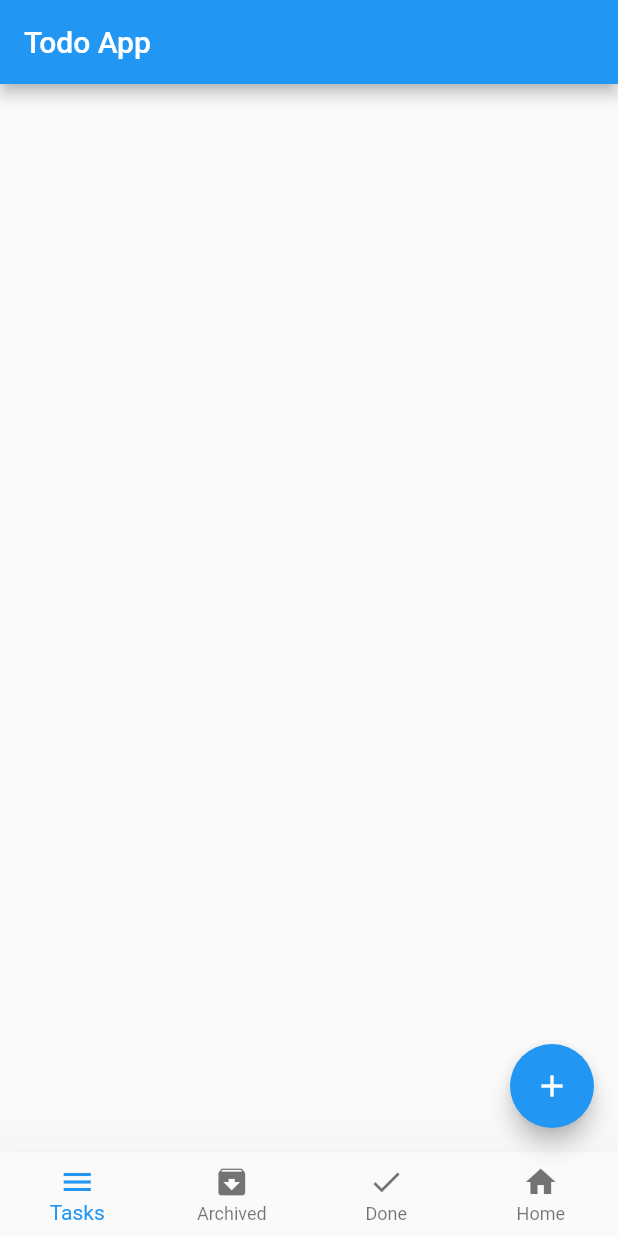
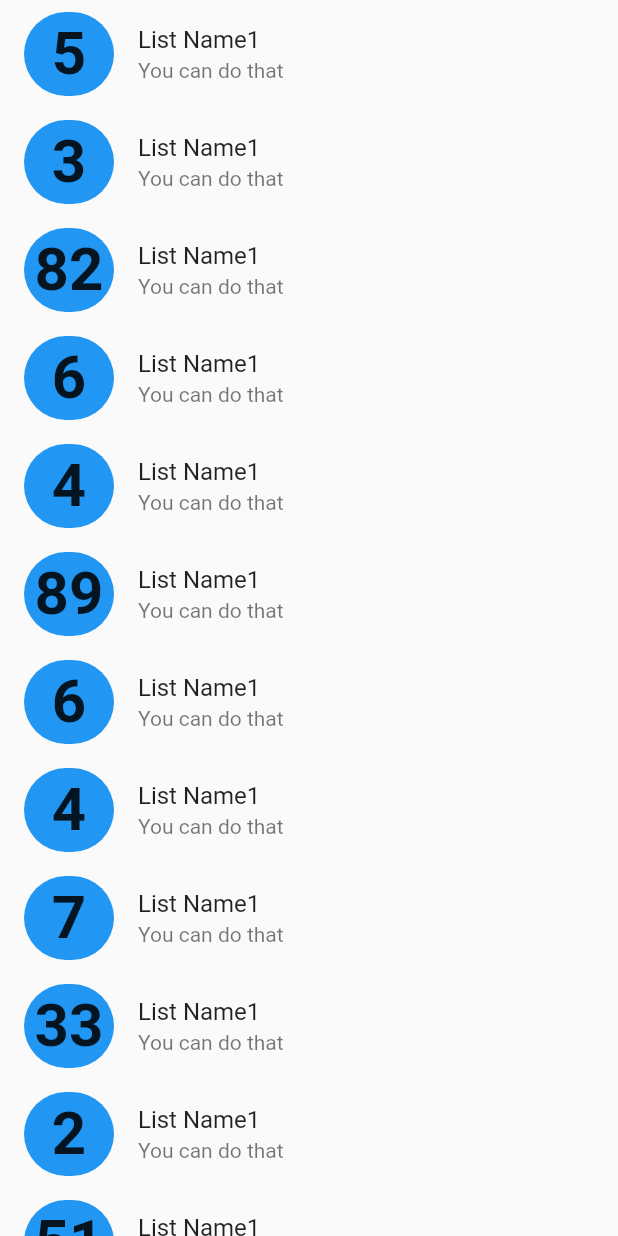
Before and after one commit to Abdalrhman-Abuwarda/auth_with_api, a Flutter app: the screen it shows after launch, on a phone screen of 412 x 824 dp. Run offline on Flutter 3.47's test engine with Material 2 defaults, Android fonts, the phone set to English and light mode, and no system bars; our stand-ins replace flutter_svg.

Commit message:
Expanded

```diff
--- /dev/null
+++ b/lib/listbulddre.dart
@@ -0,0 +1,53 @@
+import 'package:flutter/material.dart';
+
+class ListVii extends StatelessWidget {
+
+  @override
+  Widget build(BuildContext context) {
+    return Scaffold(
+      body: SafeArea(
+        child: Column(
+          children: [
+            Expanded(
+              child: ListView.builder(itemBuilder: (contex, index) {
+                return Widg(text: inn[index].toString(),
+                );
+              },
+              itemCount: inn.length,),
+            )
+          ],
+        ),
+      ),
+    );
+  }
+}
+
+List<int> inn = [5, 3, 82, 6, 4, 89, 6, 4, 7, 33, 2, 51, 9];
+
+class Widg extends StatelessWidget {
+ String? text;
+
+  Widg({Key? key,required this.text}) : super(key: key);
+  @override
+  Widget build(BuildContext context) {
+    return  ListTile(
+      title: Text('List Name1'),
+      subtitle: Text('You can do that'),
+      leading: Container(
+          width: 60,
+          height: 60,
+          decoration: BoxDecoration(
+              color: Colors.blue,
+
+              borderRadius: BorderRadius.circular(30)
+          ),
+
+          child: Center(
+            child: Text(text!,
+                style: TextStyle(
+                    fontSize: 40, fontWeight: FontWeight.bold)),
+          )
+      ),
+    );
+  }
+}
--- a/lib/main.dart
+++ b/lib/main.dart
@@ -1,7 +1,8 @@
 import 'package:abdullah_mansor/login_screen.dart';
 import 'package:flutter/material.dart';
-
+import 'list_view.dart';
 import 'home_layout.dart';
+import 'listbulddre.dart';
 
 void main() {
   runApp(const MyApp());
@@ -12,7 +13,7 @@ class MyApp extends StatelessWidget {
 
   @override
   Widget build(BuildContext context) {
-    return const MaterialApp(
-        home: HomeLayout());
+    return  MaterialApp(
+        home: ListVii());
   }
 }
```
Also changed, not shown: lib/list_view.dart (added, +46 -0 lines).
